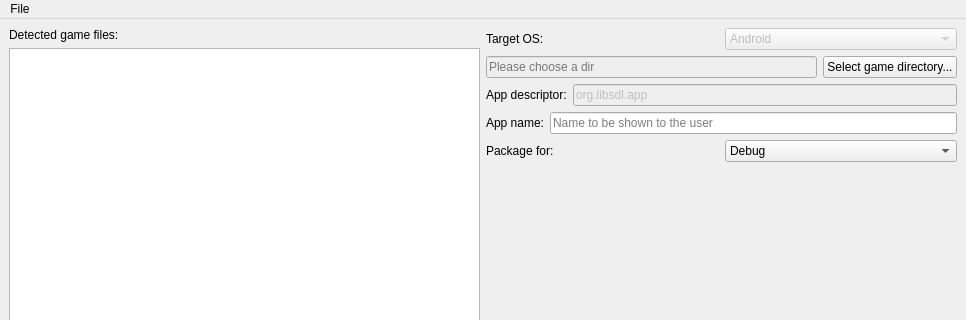
Before: the Qt Designer form packager/ui_mainwindow.ui in segafan/bennugd-monolithic, drawn with Qt 5; both pictures show x 0 to 966 and y 0 to 320 of the 966 by 600 pixel window.
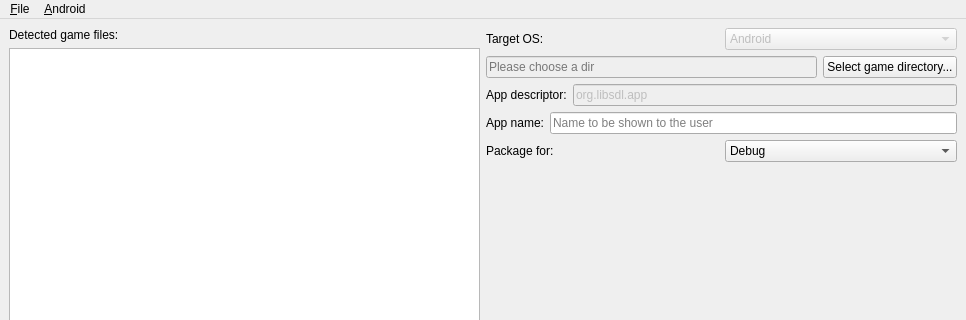
After: the same form once the commit is applied.

Commit message: * List AVDs in menu (in the future you'll be able to launch emulator instances from here) * Open directory selector in previously selected dir, if any

Diff of the .ui file:
```diff
--- a/packager/ui_mainwindow.ui
+++ b/packager/ui_mainwindow.ui
@@ -213,13 +213,25 @@
    </property>
    <widget class="QMenu" name="menuFile">
     <property name="title">
-     <string>File</string>
+     <string>&amp;File</string>
     </property>
     <addaction name="actionPreferences"/>
     <addaction name="separator"/>
     <addaction name="actionQuit"/>
    </widget>
+   <widget class="QMenu" name="menuEmulator">
+    <property name="title">
+     <string>&amp;Android</string>
+    </property>
+    <widget class="QMenu" name="menuAVD">
+     <property name="title">
+      <string>AVD</string>
+     </property>
+    </widget>
+    <addaction name="menuAVD"/>
+   </widget>
    <addaction name="menuFile"/>
+   <addaction name="menuEmulator"/>
   </widget>
   <widget class="QStatusBar" name="statusbar"/>
   <action name="actionPreferences">
```
Left out of the diff: 7 changed lines with no effect on the pictures. The commit also changes 2 other files.
